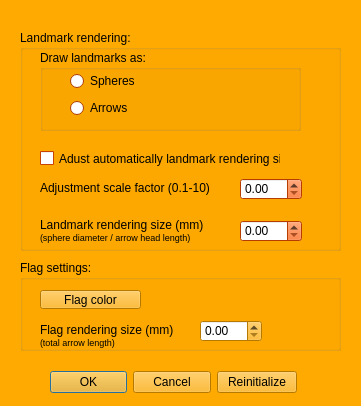
morphomuseum/ISE-MeshTools, file MeshTools/Qt/mqLandmarkDialog.ui: the form before one commit.
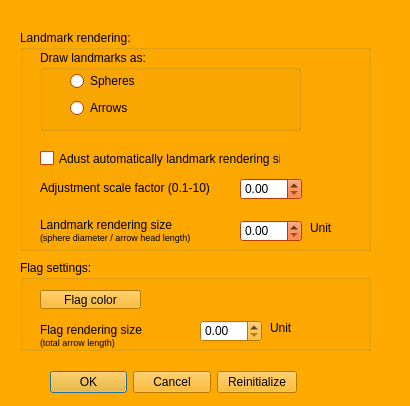
The form after the commit. Custom widgets are drawn as their Qt base class.

Commit message: Grid size, size unit, grid infos

What changed in the file:
```diff
--- a/MeshTools/Qt/mqLandmarkDialog.ui
+++ b/MeshTools/Qt/mqLandmarkDialog.ui
@@ -6,7 +6,7 @@
    <rect>
     <x>0</x>
     <y>0</y>
-    <width>361</width>
+    <width>410</width>
     <height>406</height>
    </rect>
   </property>
@@ -462,7 +462,7 @@
     <rect>
      <x>20</x>
      <y>30</y>
-     <width>321</width>
+     <width>351</width>
      <height>221</height>
     </rect>
    </property>
@@ -946,7 +946,7 @@
      </rect>
     </property>
     <property name="text">
-     <string>&lt;html&gt;&lt;head/&gt;&lt;body&gt;&lt;p&gt;Landmark rendering size (mm)&lt;br/&gt;&lt;span style=&quot; font-size:7pt;&quot;&gt;(sphere diameter / arrow head length)&lt;/span&gt;&lt;/p&gt;&lt;/body&gt;&lt;/html&gt;</string>
+     <string>&lt;html&gt;&lt;head/&gt;&lt;body&gt;&lt;p&gt;Landmark rendering size &lt;br/&gt;&lt;span style=&quot; font-size:7pt;&quot;&gt;(sphere diameter / arrow head length)&lt;/span&gt;&lt;/p&gt;&lt;/body&gt;&lt;/html&gt;</string>
     </property>
    </widget>
    <widget class="QDoubleSpinBox" name="LandmarkRenderingSizeValue">
@@ -982,13 +982,26 @@
      <string>Adjustment scale factor (0.1-10)</string>
     </property>
    </widget>
+   <widget class="QLabel" name="SizeUnit1">
+    <property name="geometry">
+     <rect>
+      <x>290</x>
+      <y>190</y>
+      <width>31</width>
+      <height>16</height>
+     </rect>
+    </property>
+    <property name="text">
+     <string>Unit</string>
+    </property>
+   </widget>
   </widget>
   <widget class="QGroupBox" name="FlagSettingsGroupBox">
    <property name="geometry">
     <rect>
      <x>20</x>
      <y>260</y>
-     <width>321</width>
+     <width>351</width>
      <height>91</height>
     </rect>
    </property>
@@ -1433,7 +1446,7 @@
      </rect>
     </property>
     <property name="text">
-     <string>&lt;html&gt;&lt;head/&gt;&lt;body&gt;&lt;p&gt;Flag rendering size (mm)&lt;br/&gt;&lt;span style=&quot; font-size:7pt;&quot;&gt;(total arrow length)&lt;/span&gt;&lt;/p&gt;&lt;/body&gt;&lt;/html&gt;</string>
+     <string>&lt;html&gt;&lt;head/&gt;&lt;body&gt;&lt;p&gt;Flag rendering size&lt;br/&gt;&lt;span style=&quot; font-size:7pt;&quot;&gt;(total arrow length)&lt;/span&gt;&lt;/p&gt;&lt;/body&gt;&lt;/html&gt;</string>
     </property>
    </widget>
    <widget class="QDoubleSpinBox" name="FlagRenderingSizeValue">
@@ -1446,6 +1459,19 @@
      </rect>
     </property>
    </widget>
+   <widget class="QLabel" name="SizeUnit2">
+    <property name="geometry">
+     <rect>
+      <x>250</x>
+      <y>60</y>
+      <width>31</width>
+      <height>16</height>
+     </rect>
+    </property>
+    <property name="text">
+     <string>Unit</string>
+    </property>
+   </widget>
   </widget>
  </widget>
  <customwidgets>
```
The commit also changes 13 other files.
